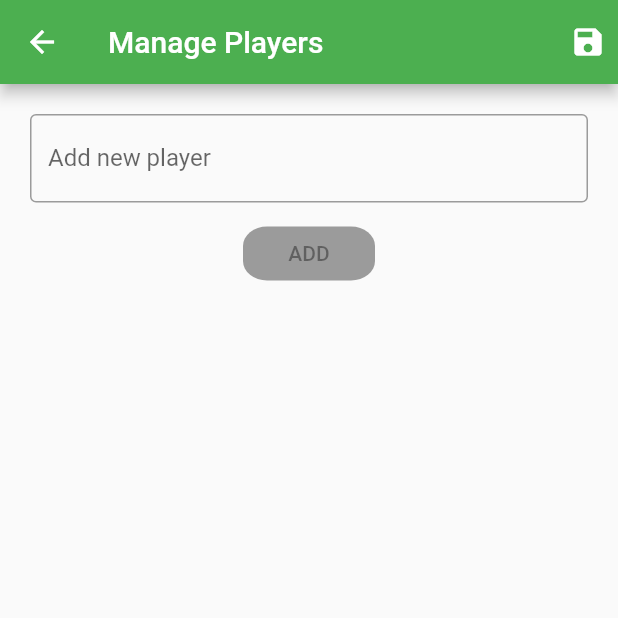
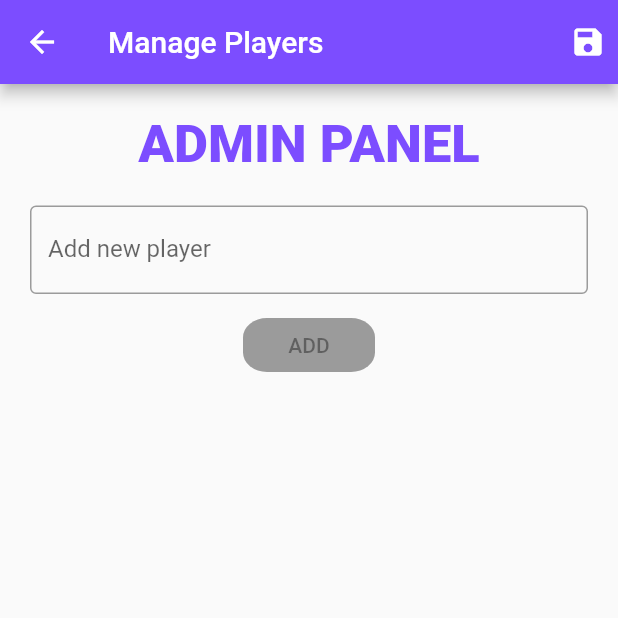
Before and after one commit to Kavindu-Gayantha/Badminton-2020, a Flutter app: the settings screen opened directly, on a phone screen of 412 x 824 dp, the top half of it. Run offline on Flutter 3.47's test engine with Material 2 defaults, Android fonts, the phone set to English and light mode, and no system bars.

Commit message:
changed appbar and added heading card

```diff
--- a/badminton2020/lib/UI/drawer/settings.dart
+++ b/badminton2020/lib/UI/drawer/settings.dart
@@ -19,7 +19,7 @@ class _settingsState extends State<settings> {
       Scaffold(
         appBar: AppBar(
           title: Text('Manage Players'),
-          backgroundColor:Colors.green.shade500,
+          backgroundColor:Colors.deepPurpleAccent,
           actions: <Widget>[
 
 
@@ -35,20 +35,20 @@ class _settingsState extends State<settings> {
           padding:EdgeInsets.all(10) ,
           child: ListView(
             children: <Widget>[
-              // Container(
-              //   alignment: Alignment.center,
-              //   padding: EdgeInsets.all(10),
-              //   child: Text(
-              //     'ADMIN PANNEL',
-              //     style: TextStyle(
-              //       color: Colors.cyan,
-              //       fontWeight: FontWeight.w800,
-              //       fontSize: 15
+              Container(
+                alignment: Alignment.center,
+                padding: EdgeInsets.all(10),
+                child: Text(
+                  'ADMIN PANEL',
+                  style: TextStyle(
+                    color: Colors.deepPurpleAccent,
+                    fontWeight: FontWeight.w800,
+                    fontSize: 35
 
-              //     ),
+                  ),
 
-              //   ),
-              // ),
+                ),
+              ),
               Column(
                 children: <Widget>[
                   Container(
```
